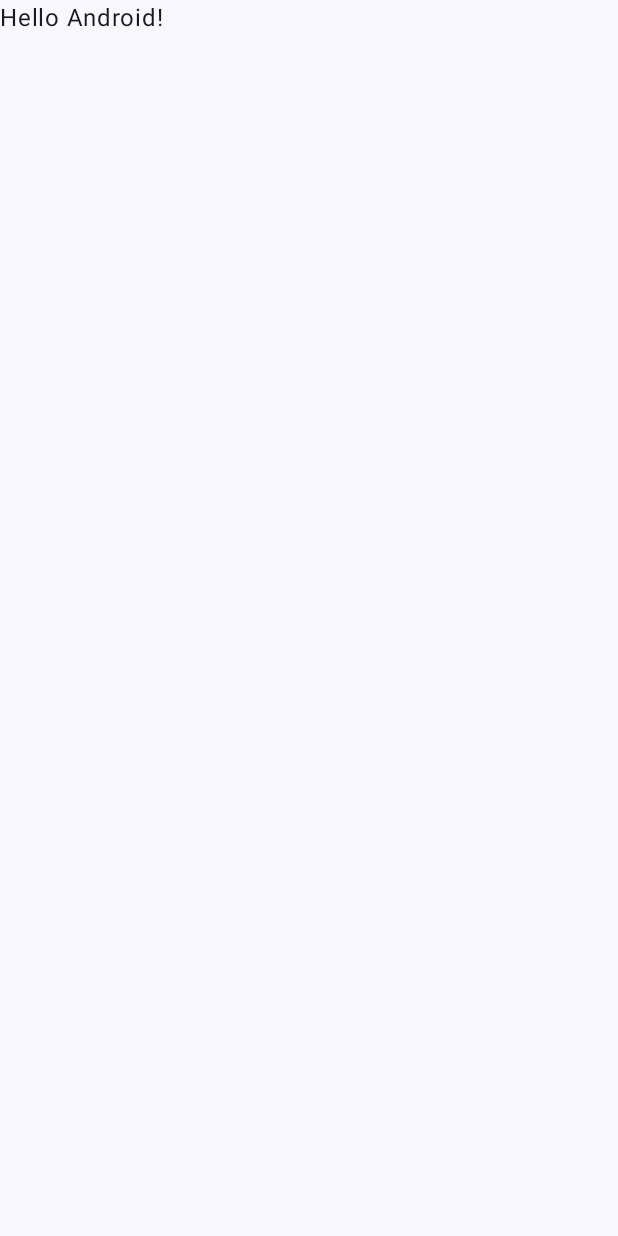
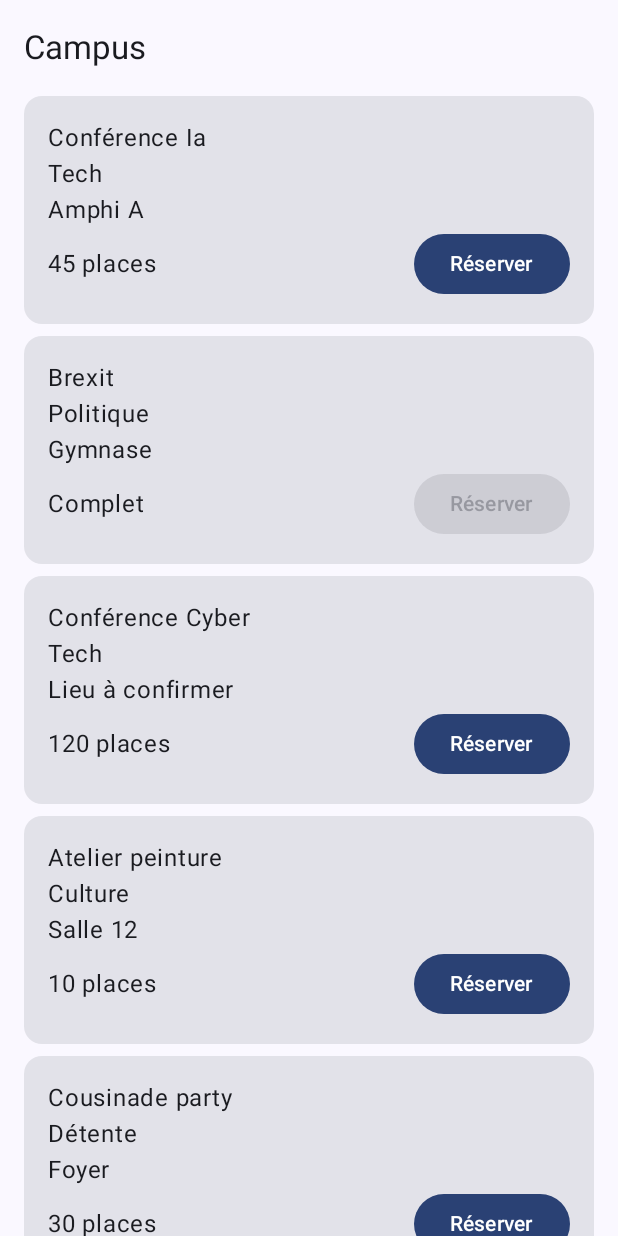
Before and after one commit to shradhux/Campus-project, an Android app built with Jetpack Compose: the screen it shows after launch (MainActivity), on a phone screen of 412 x 824 dp. Before the commit the screen is almost empty. Run offline under Robolectric (Android 15) with nearby library versions, the phone set to English and light mode, and no system bars.

Commit message:
Question 4 terminée

```diff
--- a/app/src/main/java/com/example/campus/MainActivity.kt
+++ b/app/src/main/java/com/example/campus/MainActivity.kt
@@ -7,13 +7,16 @@ import androidx.activity.enableEdgeToEdge
 import androidx.compose.foundation.layout.Arrangement
 import androidx.compose.foundation.layout.Column
 import androidx.compose.foundation.layout.Row
-import androidx.compose.foundation.layout.fillMaxSize
 import androidx.compose.foundation.layout.fillMaxWidth
 import androidx.compose.foundation.layout.padding
+import androidx.compose.foundation.lazy.LazyColumn
+import androidx.compose.foundation.lazy.items
 import androidx.compose.material3.Button
 import androidx.compose.material3.Card
+import androidx.compose.material3.ExperimentalMaterial3Api
 import androidx.compose.material3.Scaffold
 import androidx.compose.material3.Text
+import androidx.compose.material3.TopAppBar
 import androidx.compose.runtime.Composable
 import androidx.compose.ui.Alignment
 import androidx.compose.ui.Modifier
@@ -44,12 +47,7 @@ class MainActivity : ComponentActivity() {
         enableEdgeToEdge()
         setContent {
             CampusTheme {
-                Scaffold(modifier = Modifier.fillMaxSize()) { innerPadding ->
-                    Greeting(
-                        name = "Android",
-                        modifier = Modifier.padding(innerPadding)
-                    )
-                }
+                EventListScreen(events = sampleEvents)
             }
         }
     }
@@ -84,6 +82,38 @@ fun EventCard(
     }
 }
 
+@OptIn(ExperimentalMaterial3Api::class)
+@Composable
+fun EventListScreen(events: List<Event>) {
+    Scaffold(
+        topBar = {
+            TopAppBar(title = { Text("Campus") })
+        }
+    ) { innerPadding ->
+        LazyColumn(
+            contentPadding = innerPadding,
+            verticalArrangement = Arrangement.spacedBy(8.dp),
+            modifier = Modifier.padding(horizontal = 16.dp)
+        ) {
+            items(events, key = { it.id }) { event ->
+                EventCard(
+                    event = event,
+                    onClick = {},
+                    onBook = {}
+                )
+            }
+        }
+    }
+}
+
+@Preview(showBackground = true)
+@Composable
+fun EventCardFullPreview() {
+    CampusTheme {
+        EventListScreen(events = sampleEvents)
+    }
+}
+
 @Composable
 fun Greeting(name: String, modifier: Modifier = Modifier) {
     Text(
```
